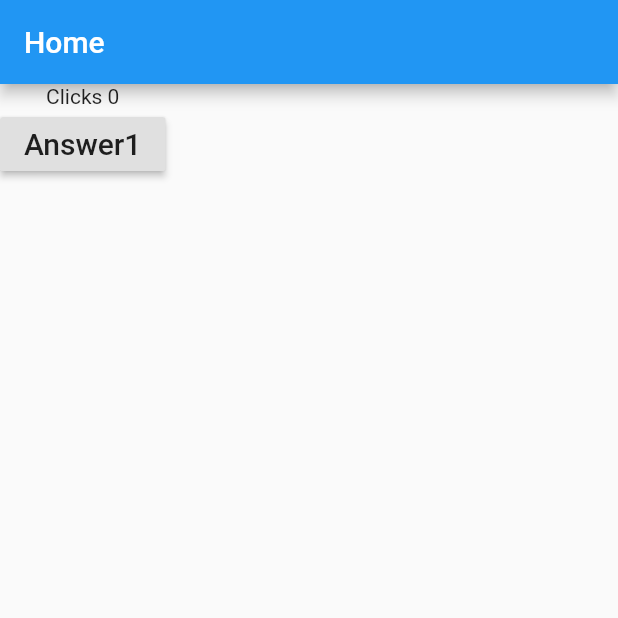
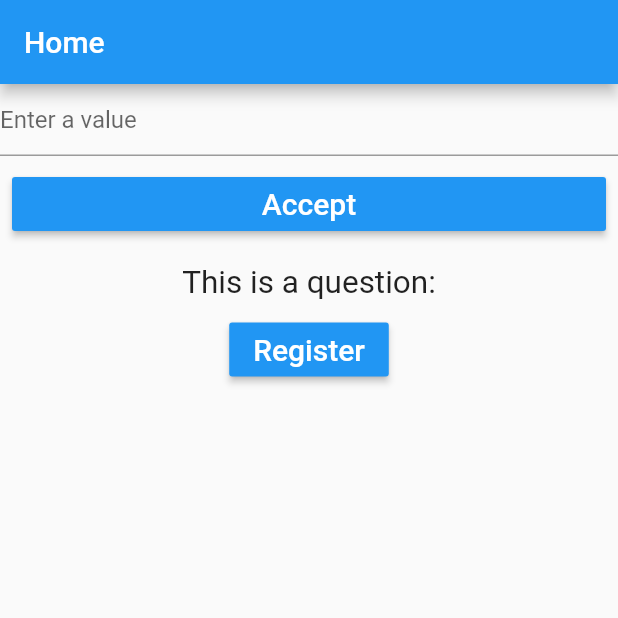
Before and after one commit to caarizam/flutter_app, a Flutter app: the screen it shows after launch, on a phone screen of 412 x 824 dp, the top half of it. Run offline on Flutter 3.47's test engine with Material 2 defaults, Android fonts, the phone set to English and light mode, and no system bars.

Commit message:
updating local changes

```diff
--- a/lib/main.dart
+++ b/lib/main.dart
@@ -1,4 +1,7 @@
 import 'package:flutter/material.dart';
+import 'package:flutter_app/views/answer_view.dart';
+import 'package:flutter_app/views/question_view.dart';
+import 'package:flutter_app/views/register_view.dart';
 
 void main() => runApp(MyApp());
 
@@ -6,19 +9,20 @@ class MyApp extends StatefulWidget {
 
   @override
   State<StatefulWidget> createState(){
-    return MyAppState();
+    return _MyAppState();
   }
 
 }
 
-class MyAppState extends State<MyApp> {
+class _MyAppState extends State<MyApp> {
 
-  var clicks = 0;
+  var _clicks = 0;
 
-  void clicksIncrement(){
+  void _clicksIncrement(){
     setState(() {
-      clicks++;
+      _clicks++;
     });
+    print(_clicks);
   }
 
   @override
@@ -27,13 +31,33 @@ class MyAppState extends State<MyApp> {
       home: Scaffold(
         appBar: AppBar(
           title: Text("Home"),
+
         ),
-        body: Column(children: [
-          Text("Clicks " + clicks.toString(),),
+        body: Column(children: <Widget>[
+          TextFormField(
+            decoration: const InputDecoration(
+              hintText: "Enter a value",
+            ),
+          ),
+          Answer(
+              _clicksIncrement
+          ),
+          Question(
+            "This is a question:",
+          ),
           RaisedButton(
-            child: Text("Answer1", style: TextStyle(fontSize: 20),),
-            onPressed: () => clicksIncrement(),
-          )
+            child: Text("Register", style: TextStyle(fontSize: 20),),
+            color: Colors.blue,
+            textColor: Colors.white,
+            onPressed: (){
+              Navigator.push(
+                  context,
+                  MaterialPageRoute(builder: (_) {
+                    return RegisterView();
+                  })
+              );
+            },
+          ),
         ],),
       ),
     );
--- /dev/null
+++ b/lib/views/answer_view.dart
@@ -0,0 +1,23 @@
+import 'package:flutter/material.dart';
+
+class Answer extends StatelessWidget {
+
+  final Function selectHandler;
+
+  Answer(this.selectHandler);
+
+  @override
+  Widget build(BuildContext context) {
+    return Container(
+      width: double.infinity,
+      margin: EdgeInsets.all(8),
+      child: RaisedButton(
+        child: Text("Accept", style: TextStyle(fontSize: 20),),
+        color: Colors.blue,
+        textColor: Colors.white,
+        onPressed: () => selectHandler,
+      ),
+    );
+  }
+
+}
--- /dev/null
+++ b/lib/views/question_view.dart
@@ -0,0 +1,20 @@
+import 'package:flutter/material.dart';
+
+class Question extends StatelessWidget {
+  String questionText;
+
+  Question(this.questionText);
+
+  @override
+  Widget build(BuildContext context) {
+    return Container(
+      width: double.infinity,
+      margin: EdgeInsets.all(8),
+      child: Text(
+        questionText,
+        style: TextStyle(fontSize: 21),
+        textAlign: TextAlign.center,
+      )
+    );
+  }
+}
--- a/pubspec.yaml
+++ b/pubspec.yaml
@@ -32,6 +32,11 @@ dependencies:
 dev_dependencies:
   flutter_test:
     sdk: flutter
+  flutter_driver:
+    sdk: flutter
+  flutter_gherkin:
+    git: https://gitlab.com/tyba-app/flutter_gherkin.git
+  http: ">=0.12.0+4 <0.12.1"
 
 # For information on the generic Dart part of this file, see the
 # following page: https://dart.dev/tools/pub/pubspec
```
Also changed, not shown: lib/views/register_view.dart (added, +23 -0 lines), test_driver/app.dart (added, +8 -0 lines), test_driver/app_test.dart (added).
